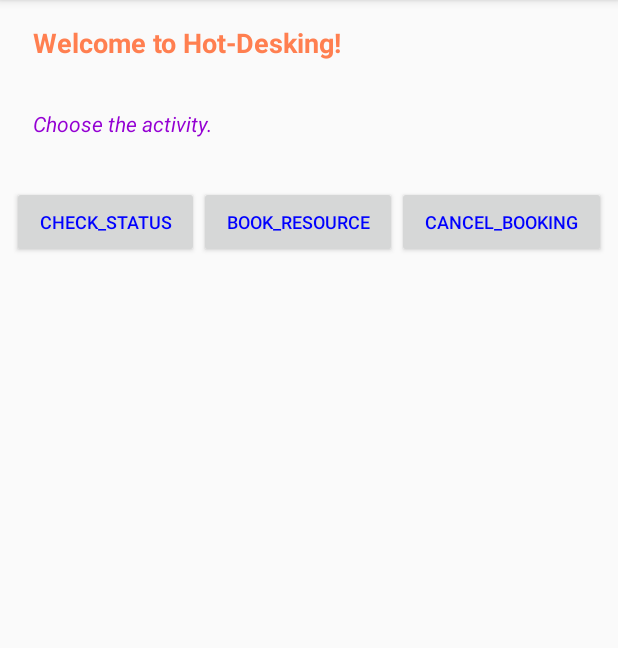
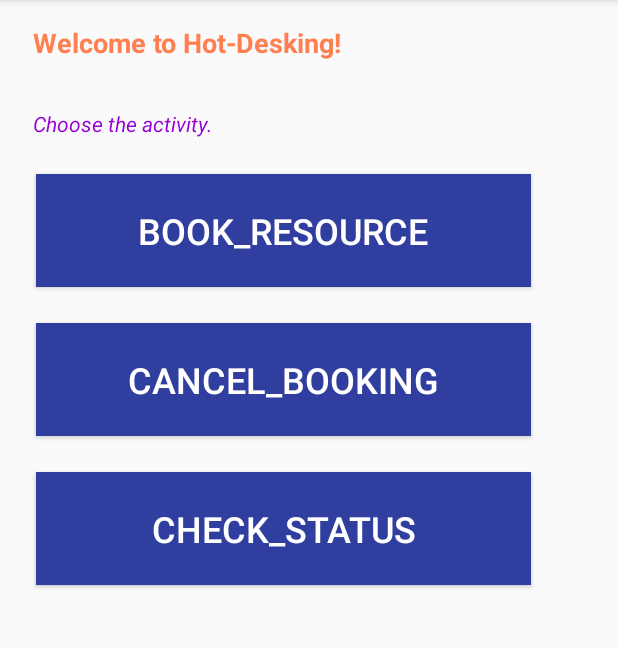
Before and after one commit to senthil1179/theWave, an Android app: the InitialiseTask screen opened directly, with no data from a screen before it, on a phone screen of 412 x 824 dp, the part 84-732 px from its top. Run offline under Robolectric (Android 15) with nearby library versions, the light colour scheme and no system bars.

Commit message:
Change in Initialize Task - Buttons

```diff
--- a/TheWave/app/src/main/res/layout/initialisetask_layout.xml
+++ b/TheWave/app/src/main/res/layout/initialisetask_layout.xml
@@ -5,48 +5,6 @@ xmlns:tools="http://schemas.android.com/tools"
 android:orientation="vertical"
 android:layout_width="match_parent"
 android:layout_height="match_parent">
-
-<LinearLayout
-    android:layout_width="0dp"
-    android:layout_height="wrap_content"
-    android:layout_marginTop="32dp"
-    android:orientation="horizontal"
-    app:layout_constraintTop_toBottomOf="@+id/linearLayout4"
-    android:layout_marginLeft="8dp"
-    app:layout_constraintLeft_toLeftOf="parent"
-    android:layout_marginRight="8dp"
-    app:layout_constraintRight_toRightOf="parent">
-
-    <Button
-        android:id="@+id/B_checkStatus"
-        android:layout_width="wrap_content"
-        android:layout_height="wrap_content"
-        android:layout_weight="1"
-        android:onClick="checkStatus"
-        android:text="Check_Status"
-        android:textColor="#0000FF"
-        android:textSize="12sp" />
-
-    <Button
-        android:id="@+id/B_book"
-        android:layout_width="wrap_content"
-        android:layout_height="wrap_content"
-        android:layout_weight="1"
-        android:onClick="bookResource"
-        android:text="Book_Resource"
-        android:textColor="#0000FF"
-        android:textSize="12sp" />
-
-    <Button
-        android:id="@+id/B_cancelBooking"
-        android:layout_width="wrap_content"
-        android:layout_height="wrap_content"
-        android:layout_weight="1"
-        android:onClick="cancelBooking"
-        android:text="Cancel_Booking"
-        android:textColor="#0000FF"
-        android:textSize="12sp" />
-</LinearLayout>
 
 <LinearLayout
     android:id="@+id/linearLayout4"
@@ -83,4 +41,47 @@ android:layout_height="match_parent">
 
 </LinearLayout>
 
+    <Button
+        android:id="@+id/B_book"
+        android:layout_width="330dp"
+        android:layout_height="75dp"
+        android:layout_marginLeft="24dp"
+        android:layout_marginTop="24dp"
+        android:background="@color/colorPrimaryDark"
+        android:onClick="bookResource"
+        android:text="Book_Resource"
+        android:textColor="@android:color/background_light"
+        android:textSize="24sp"
+        app:layout_constraintLeft_toLeftOf="parent"
+        app:layout_constraintTop_toBottomOf="@+id/linearLayout4"
+        tools:layout_editor_absoluteY="94dp" />
+
+    <Button
+        android:id="@+id/B_cancelBooking"
+        android:layout_width="330dp"
+        android:layout_height="75dp"
+        android:layout_marginLeft="24dp"
+        android:layout_marginTop="24dp"
+        android:background="@color/colorPrimaryDark"
+        android:onClick="cancelBooking"
+        android:text="Cancel_Booking"
+        android:textColor="@android:color/background_light"
+        android:textSize="24sp"
+        app:layout_constraintLeft_toLeftOf="parent"
+        app:layout_constraintTop_toBottomOf="@+id/B_book" />
+
+    <Button
+        android:id="@+id/B_checkStatus"
+        android:layout_width="330dp"
+        android:layout_height="75dp"
+        android:layout_marginLeft="24dp"
+        android:layout_marginTop="24dp"
+        android:background="@color/colorPrimaryDark"
+        android:onClick="checkStatus"
+        android:text="Check_Status"
+        android:textColor="@android:color/background_light"
+        android:textSize="24sp"
+        app:layout_constraintLeft_toLeftOf="parent"
+        app:layout_constraintTop_toBottomOf="@+id/B_cancelBooking" />
+
 </android.support.constraint.ConstraintLayout>
--- a/TheWave/app/src/main/res/values/colors.xml
+++ b/TheWave/app/src/main/res/values/colors.xml
@@ -1,6 +1,6 @@
 <?xml version="1.0" encoding="utf-8"?>
 <resources>
     <color name="colorPrimary">#3F51B5</color>
-    <color name="colorPrimaryDark">#303F9F</color>
+    <color name="colorPrimaryDark">#303f9f</color>
     <color name="colorAccent">#FF4081</color>
 </resources>
```
Also changed, not shown: TheWave/app/src/main/java/com/sp/thewave/CheckStatus.java (+5 -60 lines), TheWave/app/src/main/res/layout/checkstatus_layout.xml (+24 -29 lines), 2 other files.
